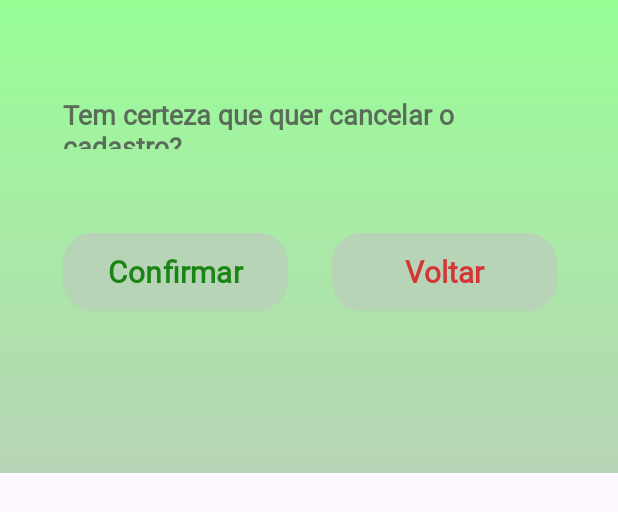
After one commit to camila-frimmel/Proj._Integrador, an Android app: the layout activity_popupcad.xml on its own in the app's theme, with its tools: preview values and no code run, on a phone screen of 412 x 824 dp. The commit adds this screen. Shown: the top 512 px of the screen. Run offline under Robolectric (Android 15) with nearby library versions, the phone set to English and light mode, and no system bars.

Commit message:
Update telas de pop - up

```diff
--- a/app/src/main/java/com/internet/frimmel/CadastroCliente.java
+++ b/app/src/main/java/com/internet/frimmel/CadastroCliente.java
@@ -73,8 +73,8 @@ public class CadastroCliente extends AppCompatActivity {
         Cancela.setOnClickListener(new View.OnClickListener() {
             @Override
             public void onClick(View view) {
-                Intent canc = new Intent(getApplicationContext(), MenuFuncionario.class);
-                startActivity(canc);
+                PopupCad popupDialog = new PopupCad();
+                popupDialog.show(getSupportFragmentManager(), "popup_dialog");
             }
         });
 
--- /dev/null
+++ b/app/src/main/java/com/internet/frimmel/PopupCad.java
@@ -0,0 +1,42 @@
+package com.internet.frimmel;
+
+import static com.firebase.ui.auth.AuthUI.getApplicationContext;
+
+import android.annotation.SuppressLint;
+import android.content.Intent;
+import android.os.Bundle;
+import android.view.LayoutInflater;
+import android.view.View;
+import android.view.ViewGroup;
+import android.widget.Button;
+
+import androidx.annotation.NonNull;
+import androidx.annotation.Nullable;
+import androidx.fragment.app.DialogFragment;
+
+public class PopupCad extends DialogFragment {
+
+    @Nullable
+    @Override
+    public View onCreateView(@NonNull LayoutInflater inflater, @Nullable ViewGroup container, @Nullable Bundle savedInstanceState) {
+        View view = inflater.inflate(R.layout.activity_popupcad, container, false);
+        // Configurar elementos e comportamentos do pop-up aqui
+
+        view.findViewById(R.id.VoltarCad).setOnClickListener(new View.OnClickListener() {
+            @Override
+            public void onClick(View v) {
+                dismiss(); // Fechar o pop-up
+            }
+        });
+
+    /*    view.findViewById(R.id.CancelaCad).setOnClickListener(new View.OnClickListener() {
+            @Override
+            public void onClick(View view) {
+                @SuppressLint("RestrictedApi") Intent canc = new Intent(getApplicationContext(), MenuFuncionario.class);
+                startActivity(canc);
+            }
+        }); */
+
+     return view;
+    }
+}
--- /dev/null
+++ b/app/src/main/res/drawable/gradiente_color2.xml
@@ -0,0 +1,13 @@
+<?xml version="1.0" encoding="utf-8"?>
+<shape xmlns:android="http://schemas.android.com/apk/res/android"
+    android:shape="rectangle">
+
+    <gradient
+        android:type="linear"
+        android:startColor="#FFB8D4B6"
+        android:endColor="#FF98FF96"
+        android:angle="90" />
+
+    <corners android:radius="20dp" />
+
+</shape>
--- a/app/src/main/res/layout/activity_popupajuda.xml
+++ b/app/src/main/res/layout/activity_popupajuda.xml
@@ -6,7 +6,7 @@
     xmlns:tools="http://schemas.android.com/tools"
     android:layout_width="match_parent"
     android:layout_height="wrap_content"
-    android:background="#98FF96"
+    android:background="@drawable/gradiente_color"
     android:orientation="vertical"
     android:padding="16dp">
 
--- /dev/null
+++ b/app/src/main/res/layout/activity_popupcad.xml
@@ -0,0 +1,85 @@
+<!-- res/layout/popup_layout.xml -->
+<androidx.constraintlayout.widget.ConstraintLayout
+    xmlns:android="http://schemas.android.com/apk/res/android"
+    xmlns:app="http://schemas.android.com/apk/res-auto"
+    xmlns:tools="http://schemas.android.com/tools"
+    android:layout_width="match_parent"
+    android:layout_height="wrap_content"
+    android:background="@drawable/gradiente_color"
+    android:orientation="vertical"
+    android:padding="16dp"
+    tools:android=".PopupCad">
+
+    <!-- Conteúdo do pop-up aqui -->
+
+    <androidx.constraintlayout.widget.ConstraintLayout
+        android:layout_width="409dp"
+        android:layout_height="283dp"
+        android:backgroundTint="#98FF96"
+        app:layout_constraintBottom_toBottomOf="parent"
+        app:layout_constraintEnd_toEndOf="parent"
+        app:layout_constraintStart_toStartOf="parent"
+        app:layout_constraintTop_toTopOf="parent">
+
+        <Button
+            android:id="@+id/VoltarCad"
+            android:layout_width="150dp"
+            android:layout_height="60dp"
+            android:layout_marginTop="135dp"
+            android:layout_marginEnd="40dp"
+            android:layout_marginBottom="88dp"
+            android:backgroundTint="#B8D4B6"
+            android:fontFamily="@font/itim"
+            android:text="Voltar"
+            android:textColor="#D43535"
+            android:textSize="20sp"
+            android:textStyle="bold"
+            app:cornerRadius="20dp"
+            app:layout_constraintBottom_toBottomOf="parent"
+            app:layout_constraintEnd_toEndOf="parent"
+            app:layout_constraintTop_toTopOf="parent"
+            app:layout_constraintVertical_bias="0.0" />
+
+        <Button
+            android:id="@+id/CancelaCad"
+            android:layout_width="150dp"
+            android:layout_height="60dp"
+            android:layout_marginStart="40dp"
+            android:layout_marginTop="135dp"
+            android:layout_marginBottom="88dp"
+            android:backgroundTint="#B8D4B6"
+            android:fontFamily="@font/itim"
+            android:text="Confirmar"
+            android:textColor="#1A8414"
+            android:textSize="20sp"
+            android:textStyle="bold"
+            app:cornerRadius="20dp"
+            app:layout_constraintBottom_toBottomOf="parent"
+            app:layout_constraintEnd_toStartOf="@+id/VoltarCad"
+            app:layout_constraintHorizontal_bias="0.0"
+            app:layout_constraintStart_toStartOf="parent"
+            app:layout_constraintTop_toTopOf="parent"
+            app:layout_constraintVertical_bias="0.0" />
+
+        <TextView
+            android:id="@+id/textTexto"
+            android:layout_width="327dp"
+            android:layout_height="35dp"
+            android:layout_marginStart="40dp"
+            android:layout_marginTop="48dp"
+            android:layout_marginEnd="42dp"
+            android:layout_marginBottom="200dp"
+            android:fontFamily="@font/itim"
+            android:text="Tem certeza que quer cancelar o cadastro?"
+            android:textColor="#5A6B59"
+            android:textSize="18sp"
+            android:textStyle="bold"
+            app:layout_constraintBottom_toBottomOf="parent"
+            app:layout_constraintEnd_toEndOf="parent"
+            app:layout_constraintStart_toStartOf="parent"
+            app:layout_constraintTop_toTopOf="parent" />
+
+    </androidx.constraintlayout.widget.ConstraintLayout>
+
+
+</androidx.constraintlayout.widget.ConstraintLayout>
```
